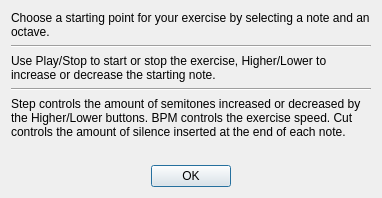
The window that src/warmuppy/ui/dialogs/howtowindow.ui (xstasi/warmuppy) describes before a commit, drawn with Qt 5.
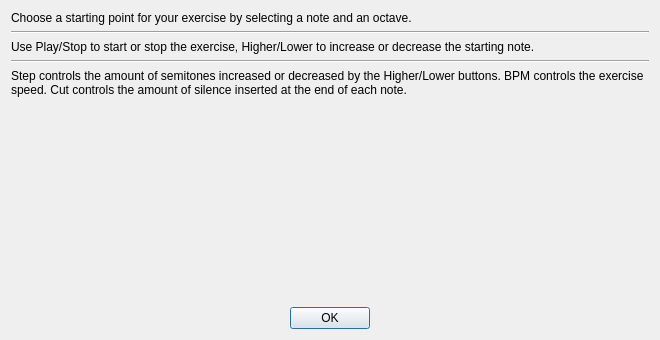
The same window after the commit.

Commit message: Make info windows a bit bigger

The edit to the form file:
```diff
--- a/src/warmuppy/ui/dialogs/howtowindow.ui
+++ b/src/warmuppy/ui/dialogs/howtowindow.ui
@@ -6,8 +6,8 @@
    <rect>
     <x>0</x>
     <y>0</y>
-    <width>382</width>
-    <height>198</height>
+    <width>660</width>
+    <height>340</height>
    </rect>
   </property>
   <property name="windowTitle">
```
Left out of the diff: 10 changed lines with no effect on the pictures. The commit also changes 1 other file.
